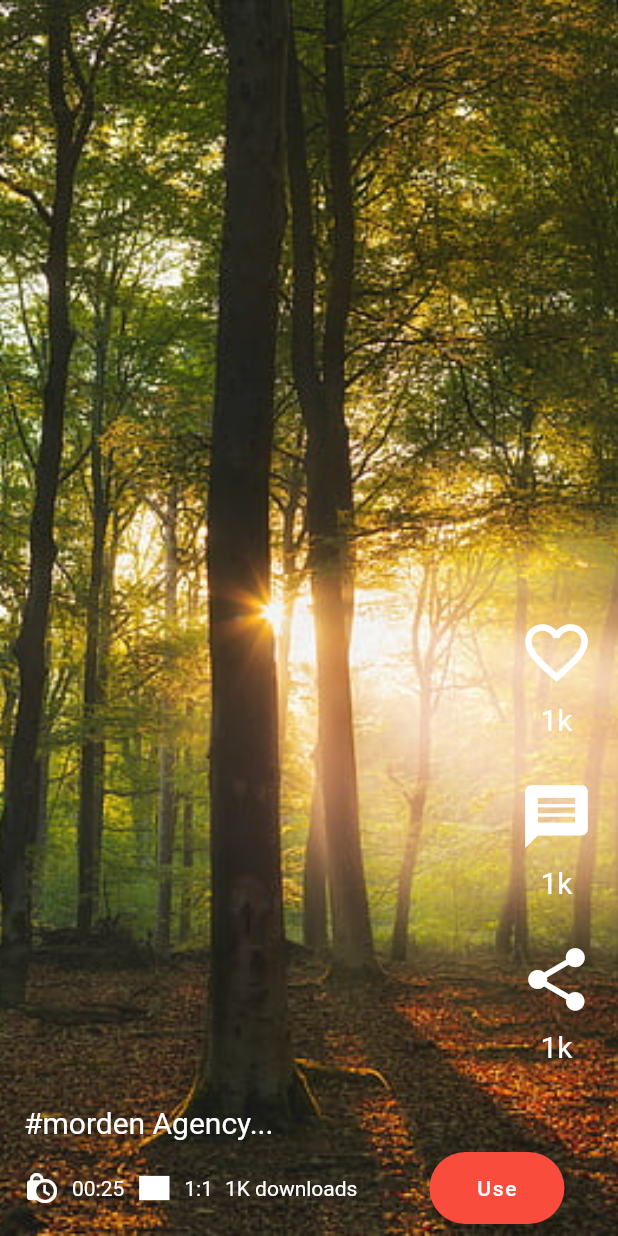
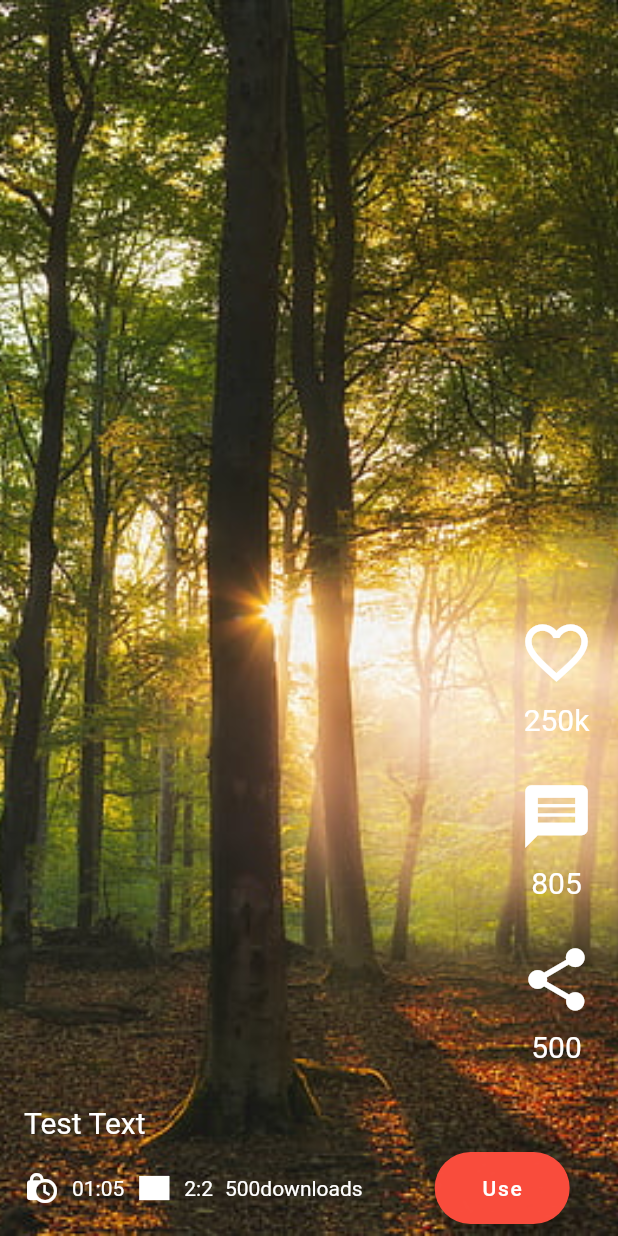
Before and after one commit to AUNG533/video_editore_app, a Flutter app: the MixScreen screen opened directly, scrolled down 576 dp, after a tap on "Use", on a phone screen of 412 x 824 dp. Run offline on Flutter 3.47's test engine with Material 2 defaults, Android fonts, the phone set to English and light mode, and no system bars; our stand-ins replace font_awesome_flutter, splashscreen.

Commit message:
Mix Screen

```diff
--- /dev/null
+++ b/lib/components/colors.dart
@@ -0,0 +1,3 @@
+import 'dart:ui';
+
+const Color bgColor = Color.fromARGB(250, 20, 21, 24);
--- /dev/null
+++ b/lib/dummy/dummy_video_scroll.dart
@@ -0,0 +1,19 @@
+class DummyVideo {
+  String? likes;
+  String? messages;
+  String? shares;
+  String? image;
+  String? title;
+  String? duration;
+  String? ratio;
+
+  DummyVideo({
+    this.likes,
+    this.messages,
+    this.shares,
+    this.image,
+    this.title,
+    this.duration,
+    this.ratio,
+  });
+}
--- a/lib/screen/main_screen.dart
+++ b/lib/screen/main_screen.dart
@@ -3,6 +3,8 @@ import 'package:video_editing_app/screen/create_screen.dart';
 import 'package:video_editing_app/screen/me_screen.dart';
 import 'package:video_editing_app/screen/mix_screen.dart';
 import 'package:video_editing_app/screen/search_screen.dart';
+
+import '../components/colors.dart';
 
 class MainPage extends StatefulWidget {
   const MainPage({Key? key}) : super(key: key);
@@ -30,10 +32,10 @@ class _MainPageState extends State<MainPage> {
   @override
   Widget build(BuildContext context) {
     return Scaffold(
-      backgroundColor: const Color.fromARGB(250, 20, 21, 24),
+      backgroundColor: bgColor,
       appBar: AppBar(
         elevation: 0,
-        backgroundColor: const Color.fromARGB(250, 20, 21, 24),
+        backgroundColor: bgColor,
         leading: const Image(
           image: AssetImage('assets/img.png'),
         ),
@@ -60,30 +62,32 @@ class _MainPageState extends State<MainPage> {
       body: _screens.elementAt(_selectedIndex),
 
       bottomNavigationBar: BottomNavigationBar(
-        backgroundColor: const Color.fromARGB(250, 20, 21, 24),
+        backgroundColor: bgColor,
         selectedItemColor: Colors.white,
         unselectedItemColor: Colors.grey,
         selectedLabelStyle: const TextStyle(color: Colors.grey),
+        showSelectedLabels: true,
+        showUnselectedLabels: true,
         items: const [
           BottomNavigationBarItem(
-            backgroundColor: Color.fromARGB(250, 20, 21, 24),
+            backgroundColor: bgColor,
             icon: Icon(Icons.dashboard_customize),
             label: 'Mix',
           ),
           BottomNavigationBarItem(
-            backgroundColor: Color.fromARGB(250, 20, 21, 24),
+            backgroundColor: bgColor,
             icon: Icon(Icons.search),
-            label: 'Mix',
+            label: 'Search',
           ),
           BottomNavigationBarItem(
-            backgroundColor: Color.fromARGB(250, 20, 21, 24),
+            backgroundColor: bgColor,
             icon: Icon(Icons.add_circle),
             label: 'Create',
           ),
           BottomNavigationBarItem(
-            backgroundColor: Color.fromARGB(250, 20, 21, 24),
+            backgroundColor: bgColor,
             icon: Icon(Icons.person),
-            label: 'Mix',
+            label: 'Me',
           ),
         ],
         currentIndex: _selectedIndex,
--- a/lib/screen/mix_screen.dart
+++ b/lib/screen/mix_screen.dart
@@ -1,6 +1,7 @@
 // ignore_for_file: prefer_const_constructors
 
 import 'package:flutter/material.dart';
+import 'package:video_editing_app/dummy/dummy_video_scroll.dart';
 
 class MixScreen extends StatefulWidget {
   const MixScreen({Key? key}) : super(key: key);
@@ -12,12 +13,59 @@ class MixScreen extends StatefulWidget {
 class _MixScreenState extends State<MixScreen> {
   PageController controller = PageController(initialPage: 0);
 
-  List<Widget> scrollingImages = [
-    Container(
+  List<DummyVideo> myVid = [
+    DummyVideo(
+      image: 'assets/img_1.png',
+      title: '#Iksoft Original',
+      likes: '250k',
+      shares: '500',
+      messages: '805',
+      duration: '01:05',
+      ratio: '2:2',
+    ),
+    DummyVideo(
+      image: 'assets/bg.png',
+      title: 'Test Text',
+      likes: '250k',
+      shares: '500',
+      messages: '805',
+      duration: '01:05',
+      ratio: '2:2',
+    ),
+    DummyVideo(
+      image: 'assets/img_1.png',
+      title: 'Second Title',
+      likes: '250k',
+      shares: '500',
+      messages: '805',
+      duration: '01:05',
+      ratio: '2:2',
+    ),
+    DummyVideo(
+      image: 'assets/bg.png',
+      title: '#Iksoft Original',
+      likes: '250k',
+      shares: '500',
+      messages: '805',
+      duration: '01:05',
+      ratio: '2:2',
+    ),
+  ];
+
+  @override
+  Widget build(BuildContext context) {
+    return Scaffold(
+      backgroundColor: const Color.fromARGB(250, 20, 21, 24),
+      body: PageView.builder(
+        scrollDirection: Axis.vertical,
+        controller: controller,
+        itemCount: myVid.length,
+        itemBuilder: (context, int itemIndex) {
+          return Container(
             decoration: BoxDecoration(
               color: Colors.red,
               image: DecorationImage(
-            image: AssetImage('assets/img_1.png'), fit: BoxFit.cover),
+                  image: AssetImage(myVid[itemIndex].image!), fit: BoxFit.cover),
             ),
             width: double.infinity,
             height: double.infinity,
@@ -36,7 +84,7 @@ class _MixScreenState extends State<MixScreen> {
                         iconSize: 50,
                       ),
                       Text(
-                  '1k',
+                        myVid[itemIndex].likes!,
                         style: TextStyle(color: Colors.white, fontSize: 20),
                       )
                     ],
@@ -51,7 +99,7 @@ class _MixScreenState extends State<MixScreen> {
                         iconSize: 50,
                       ),
                       Text(
-                  '1k',
+                        myVid[itemIndex].messages!,
                         style: TextStyle(color: Colors.white, fontSize: 20),
                       ),
                     ],
@@ -66,7 +114,7 @@ class _MixScreenState extends State<MixScreen> {
                         iconSize: 50,
                       ),
                       Text(
-                  '1k',
+                        myVid[itemIndex].shares!,
                         style: TextStyle(color: Colors.white, fontSize: 20),
                       ),
                     ],
@@ -75,11 +123,11 @@ class _MixScreenState extends State<MixScreen> {
                   Row(
                     children: [
                       Column(
-                  children: const [
+                        children: [
                           Padding(
                             padding: EdgeInsets.all(8.0),
                             child: Text(
-                        '#morden Agency...',
+                              myVid[itemIndex].title!,
                               style:
                                   TextStyle(color: Colors.white, fontSize: 20),
                             ),
@@ -94,15 +142,15 @@ class _MixScreenState extends State<MixScreen> {
                         padding: const EdgeInsets.all(8.0),
                         child: Icon(Icons.lock_clock, color: Colors.white),
                       ),
-                Text('00:25', style: TextStyle(color: Colors.white)),
+                      Text(myVid[itemIndex].duration!, style: TextStyle(color: Colors.white)),
                       Padding(
                         padding: const EdgeInsets.all(8.0),
                         child: Icon(Icons.rectangle, color: Colors.white),
                       ),
-                Text('1:1', style: TextStyle(color: Colors.white)),
+                      Text(myVid[itemIndex].ratio!, style: TextStyle(color: Colors.white)),
                       Padding(
                         padding: const EdgeInsets.all(8.0),
-                  child: Text('1K downloads',
+                        child: Text('${myVid[itemIndex].shares!}downloads',
                             style: TextStyle(color: Colors.white)),
                       ),
                       const SizedBox(width: 40),
@@ -120,124 +168,8 @@ class _MixScreenState extends State<MixScreen> {
                 ],
               ),
             ),
-    ),
-    Container(
-      decoration: BoxDecoration(
-        color: Colors.red,
-        image: DecorationImage(
-            image: AssetImage('assets/bg.png'), fit: BoxFit.cover),
-      ),
-      width: double.infinity,
-      height: double.infinity,
-      child: Padding(
-        padding: const EdgeInsets.all(8.0),
-        child: Column(
-          mainAxisAlignment: MainAxisAlignment.end,
-          crossAxisAlignment: CrossAxisAlignment.end,
-          children: [
-            Column(
-              children: [
-                IconButton(
-                  onPressed: () {},
-                  icon: Icon(Icons.favorite_border),
-                  color: Colors.white,
-                  iconSize: 50,
-                ),
-                Text(
-                  '1k',
-                  style: TextStyle(color: Colors.white, fontSize: 20),
-                )
-              ],
-            ),
-            const SizedBox(height: 20),
-            Column(
-              children: [
-                IconButton(
-                  onPressed: () {},
-                  icon: Icon(Icons.message),
-                  color: Colors.white,
-                  iconSize: 50,
-                ),
-                Text(
-                  '1k',
-                  style: TextStyle(color: Colors.white, fontSize: 20),
-                ),
-              ],
-            ),
-            const SizedBox(height: 20),
-            Column(
-              children: [
-                IconButton(
-                  onPressed: () {},
-                  icon: Icon(Icons.share),
-                  color: Colors.white,
-                  iconSize: 50,
-                ),
-                Text(
-                  '1k',
-                  style: TextStyle(color: Colors.white, fontSize: 20),
-                ),
-              ],
-            ),
-            const SizedBox(height: 20),
-            Row(
-              children: [
-                Column(
-                  children: const [
-                    Padding(
-                      padding: EdgeInsets.all(8.0),
-                      child: Text(
-                        '#morden Agency...',
-                        style:
-                        TextStyle(color: Colors.white, fontSize: 20),
-                      ),
-                    ),
-                  ],
-                )
-              ],
-            ),
-            Row(
-              children: [
-                Padding(
-                  padding: const EdgeInsets.all(8.0),
-                  child: Icon(Icons.lock_clock, color: Colors.white),
-                ),
-                Text('00:25', style: TextStyle(color: Colors.white)),
-                Padding(
-                  padding: const EdgeInsets.all(8.0),
-                  child: Icon(Icons.rectangle, color: Colors.white),
-                ),
-                Text('1:1', style: TextStyle(color: Colors.white)),
-                Padding(
-                  padding: const EdgeInsets.all(8.0),
-                  child: Text('1K downloads',
-                      style: TextStyle(color: Colors.white)),
-                ),
-                const SizedBox(width: 40),
-                SizedBox(
-                  width: 90,
-                  child: FloatingActionButton.extended(
-                    backgroundColor:
-                    const Color.fromARGB(250, 253, 77, 61),
-                    onPressed: () {},
-                    label: Text('Use'),
-                  ),
-                ),
-              ],
-            ),
-          ],
-        ),
-      ),
-    ),
-  ];
-
-  @override
-  Widget build(BuildContext context) {
-    return Scaffold(
-      backgroundColor: const Color.fromARGB(250, 20, 21, 24),
-      body: PageView(
-        scrollDirection: Axis.vertical,
-        children: scrollingImages,
+          );
+        },
       ),
     );
   }
```
Lines whose indentation alone changed are shown as unchanged.
